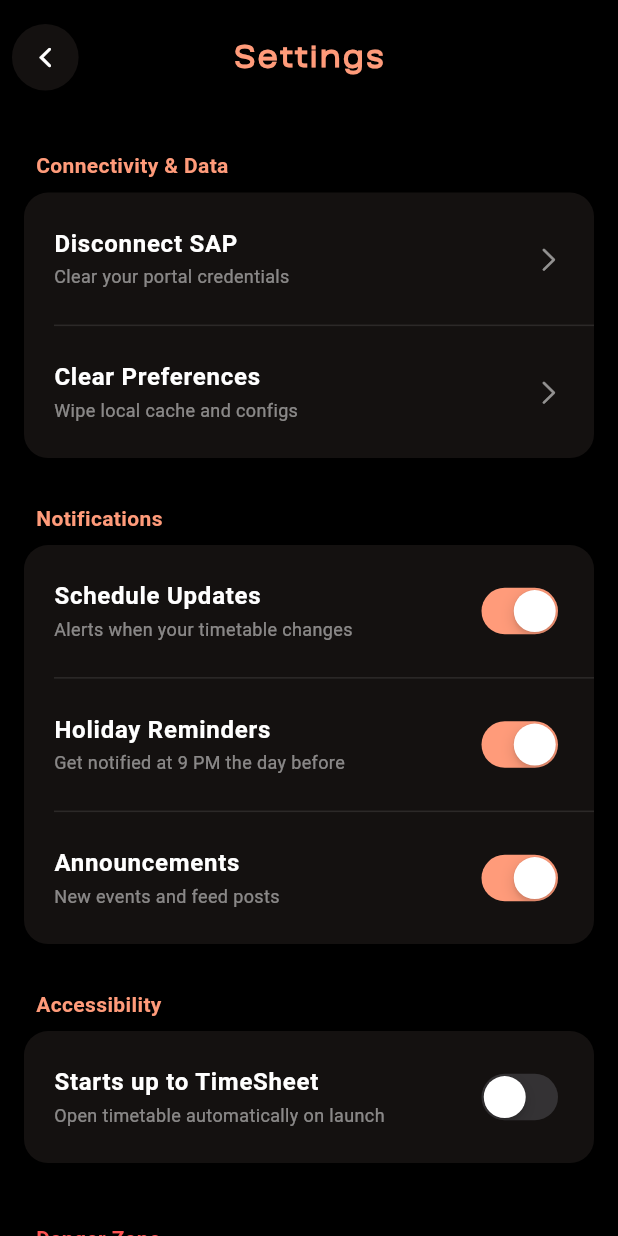
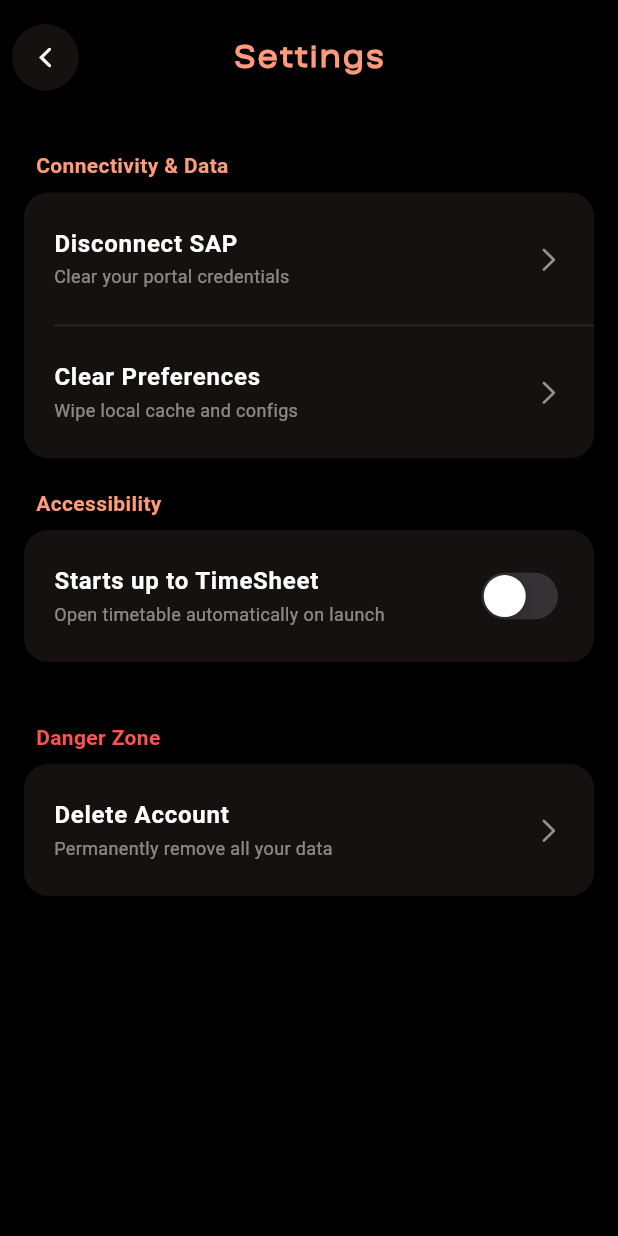
Before and after one commit to akash-kabir/EduMateApp-FrontEnd, a Flutter app: the SettingsScreen screen opened directly, on a phone screen of 412 x 824 dp. Run offline on Flutter 3.47's test engine with Material 3 defaults, Android fonts, the phone set to English and light mode, and no system bars; our stand-ins replace file_picker, fl_chart, flutter_secure_storage, geolocator, image_cropper, image_picker and 3 more; missing offline and left inert: flutter_inappwebview, mapbox_maps_flutter, workmanager; accounts and stored records are empty; Roboto replaces fonts that are missing (Poppins); statements that could not run were skipped; project files that could hold a hidden picture were left out.

Commit message:
MinorFix #2

```diff
--- a/lib/features/settings/screens/settings_screen.dart
+++ b/lib/features/settings/screens/settings_screen.dart
@@ -18,9 +18,6 @@ class _SettingsScreenState extends State<SettingsScreen> {
   final SapAuthService _sapAuthService = SapAuthService();
   late ScrollController _scrollController;
 
-  bool _scheduleUpdatesEnabled = true;
-  bool _holidayRemindersEnabled = true;
-  bool _announcementsEnabled = true;
   bool _startUpToTimeSheetEnabled = false;
 
   @override
@@ -37,25 +34,15 @@ class _SettingsScreenState extends State<SettingsScreen> {
   }
 
   Future<void> _loadPreferences() async {
-    // Load existing preferences, defaulting to true if not set
-    final scheduleStr = await SharedPreferencesService.getString('pref_schedule_updates');
-    final holidayStr = await SharedPreferencesService.getString('pref_holiday_reminders');
-    final announceStr = await SharedPreferencesService.getString('pref_announcements');
     final startUpBool = await SharedPreferencesService.getBool('openToTimesheet');
 
     if (mounted) {
       setState(() {
-        _scheduleUpdatesEnabled = scheduleStr != 'false';
-        _holidayRemindersEnabled = holidayStr != 'false';
-        _announcementsEnabled = announceStr != 'false';
         _startUpToTimeSheetEnabled = startUpBool;
       });
     }
   }
 
-  Future<void> _togglePreference(String key, bool value) async {
-    await SharedPreferencesService.setString(key, value.toString());
-  }
 
   Future<void> _handleDisconnectSap() async {
     final bool? confirm = await showDialog<bool>(
@@ -315,62 +302,7 @@ class _SettingsScreenState extends State<SettingsScreen> {
                             ),
                           ),
 
-                          const SizedBox(height: 10),
 
-                          // Notifications Section
-                          const Padding(
-                            padding: EdgeInsets.only(left: 8, bottom: 8),
-                            child: Text(
-                              'Notifications',
-                              style: TextStyle(color: AuthPalette.coral, fontWeight: FontWeight.bold, fontSize: 14),
-                            ),
-                          ),
-                          _buildGlassCard(
-                            child: Column(
-                              children: [
-                                _buildListTile(
-                                  title: 'Schedule Updates',
-                                  subtitle: 'Alerts when your timetable changes',
-                                  trailing: CupertinoSwitch(
-                                    activeColor: AuthPalette.coral,
-                                    value: _scheduleUpdatesEnabled,
-                                    onChanged: (val) {
-                                      setState(() => _scheduleUpdatesEnabled = val);
-                                      _togglePreference('pref_schedule_updates', val);
-                                    },
-                                  ),
-                                ),
-                                Divider(color: Colors.white.withOpacity(0.1), height: 1, indent: 20),
-                                _buildListTile(
-                                  title: 'Holiday Reminders',
-                                  subtitle: 'Get notified at 9 PM the day before',
-                                  trailing: CupertinoSwitch(
-                                    activeColor: AuthPalette.coral,
-                                    value: _holidayRemindersEnabled,
-                                    onChanged: (val) {
-                                      setState(() => _holidayRemindersEnabled = val);
-                                      _togglePreference('pref_holiday_reminders', val);
-                                    },
-                                  ),
-                                ),
-                                Divider(color: Colors.white.withOpacity(0.1), height: 1, indent: 20),
-                                _buildListTile(
-                                  title: 'Announcements',
-                                  subtitle: 'New events and feed posts',
-                                  trailing: CupertinoSwitch(
-                                    activeColor: AuthPalette.coral,
-                                    value: _announcementsEnabled,
-                                    onChanged: (val) {
-                                      setState(() => _announcementsEnabled = val);
-                                      _togglePreference('pref_announcements', val);
-                                    },
-                                  ),
-                                ),
-                              ],
-                            ),
-                          ),
-
-                          const SizedBox(height: 10),
 
                           // Accessibility Section
                           const Padding(
--- a/lib/shared/services/background_sync_service.dart
+++ b/lib/shared/services/background_sync_service.dart
@@ -1,12 +1,10 @@
 import 'dart:convert';
 import 'package:flutter/foundation.dart';
 import 'package:workmanager/workmanager.dart';
-import 'package:flutter_local_notifications/flutter_local_notifications.dart';
 import 'package:http/http.dart' as http;
 import 'package:app/shared/config.dart';
 import 'package:app/shared/services/shared_preferences_service.dart';
 import 'package:app/features/schedule/services/schedule_database_helper.dart';
-import 'package:timezone/timezone.dart' as tz;
 import 'package:app/shared/services/holiday_service.dart';
 
 const String syncScheduleTask = "sync_schedule_task";
@@ -74,40 +72,10 @@ Future<void> _performBackgroundScheduleSync() async {
             classData,
             serverUpdatedAt: serverUpdatedAt,
           );
-
-          final schedulePref = await SharedPreferencesService.getString('pref_schedule_updates');
-          if (schedulePref != 'false') {
-            await _showLocalNotification('Timetable Updated', 'Your semester $semester schedule was updated by the admin.');
-          }
         }
       }
     }
   }
-}
-
-Future<void> _showLocalNotification(String title, String body) async {
-  final FlutterLocalNotificationsPlugin flutterLocalNotificationsPlugin = FlutterLocalNotificationsPlugin();
-
-  const AndroidInitializationSettings initializationSettingsAndroid = AndroidInitializationSettings('@mipmap/ic_launcher');
-  const InitializationSettings initializationSettings = InitializationSettings(android: initializationSettingsAndroid);
-  await flutterLocalNotificationsPlugin.initialize(settings: initializationSettings);
-
-  const AndroidNotificationDetails androidPlatformChannelSpecifics = AndroidNotificationDetails(
-    'schedule_updates',
-    'Schedule Updates',
-    channelDescription: 'Notifications for when your class timetable is updated',
-    importance: Importance.max,
-    priority: Priority.high,
-  );
-
-  const NotificationDetails platformChannelSpecifics = NotificationDetails(android: androidPlatformChannelSpecifics);
-
-  await flutterLocalNotificationsPlugin.show(
-    id: 0,
-    title: title,
-    body: body,
-    notificationDetails: platformChannelSpecifics,
-  );
 }
 
 Future<void> _performHolidaySync() async {
@@ -119,59 +87,7 @@ Future<void> _performHolidaySync() async {
 
     // Save to SharedPreferences so app can load instantly
     await SharedPreferencesService.setString('cached_holidays_$year', jsonEncode(holidays));
-
-    // Schedule notifications for each holiday
-    for (var i = 0; i < holidays.length; i++) {
-      final holiday = holidays[i];
-      if (holiday['date'] != null) {
-        try {
-          final dateStr = holiday['date'];
-          final holidayDate = DateTime.parse(dateStr);
-
-          // Only schedule if holiday is in the future
-          if (holidayDate.isAfter(DateTime.now())) {
-            // Notification 3 hours before midnight (9 PM the previous day)
-            final notifyTime = holidayDate.subtract(const Duration(hours: 3));
-
-            // Only schedule if the notify time is also in the future
-            if (notifyTime.isAfter(DateTime.now())) {
-              final holidayPref = await SharedPreferencesService.getString('pref_holiday_reminders');
-              if (holidayPref != 'false') {
-                await _scheduleHolidayNotification(
-                  i + 1000, // Use unique IDs offset from normal updates
-                  holiday['title'] ?? 'Holiday Tomorrow',
-                  notifyTime,
-                );
-              }
-            }
-          }
-        } catch (e) {
-          debugPrint("Failed to parse holiday date: $e");
-        }
-      }
-    }
   }
-}
-
-Future<void> _scheduleHolidayNotification(int id, String title, DateTime scheduledDate) async {
-  final FlutterLocalNotificationsPlugin plugin = FlutterLocalNotificationsPlugin();
-
-  await plugin.zonedSchedule(
-    id: id,
-    title: 'Holiday Tomorrow!',
-    body: '$title is tomorrow. Enjoy your day off!',
-    scheduledDate: tz.TZDateTime.from(scheduledDate, tz.local),
-    notificationDetails: const NotificationDetails(
-      android: AndroidNotificationDetails(
-        'holiday_updates',
-        'Holiday Reminders',
-        channelDescription: 'Reminders for upcoming holidays',
-        importance: Importance.max,
-        priority: Priority.high,
-      ),
-    ),
-    androidScheduleMode: AndroidScheduleMode.exactAllowWhileIdle,
-  );
 }
 
 Future<void> _performEventSync() async {
@@ -191,26 +107,6 @@ Future<void> _performEventSync() async {
       final List<dynamic> newPosts = data['posts'] ?? [];
 
       if (newPosts.isEmpty) return;
-
-      final cachedPostsJson = await SharedPreferencesService.getString('cached_events_list');
-      if (cachedPostsJson != null) {
-        final List<dynamic> cachedPosts = jsonDecode(cachedPostsJson);
-
-        // If there are more posts or the latest post ID doesn't match
-        if (cachedPosts.isEmpty || newPosts.first['_id'] != cachedPosts.first['_id']) {
-          final announcePref = await SharedPreferencesService.getString('pref_announcements');
-          if (announcePref != 'false') {
-            await _showLocalNotification('New Announcement!', newPosts.first['title'] ?? 'A new post was added to the feed.');
-          }
-        }
-      } else {
-        // First time caching
-        final announcePref = await SharedPreferencesService.getString('pref_announcements');
-        if (announcePref != 'false') {
-          await _showLocalNotification('New Announcement!', newPosts.first['title'] ?? 'A new post was added to the feed.');
-        }
-      }
-
       await SharedPreferencesService.setString('cached_events_list', jsonEncode(newPosts));
     }
   } catch (e) {
@@ -220,12 +116,6 @@ Future<void> _performEventSync() async {
 
 class BackgroundSyncService {
   static Future<void> initialize() async {
-    final FlutterLocalNotificationsPlugin flutterLocalNotificationsPlugin = FlutterLocalNotificationsPlugin();
-
-    // Request notification permissions for Android 13+
-    await flutterLocalNotificationsPlugin.resolvePlatformSpecificImplementation<
-        AndroidFlutterLocalNotificationsPlugin>()?.requestNotificationsPermission();
-
     await Workmanager().initialize(
       callbackDispatcher,
     );
```
Also changed, not shown: 1 other file.
